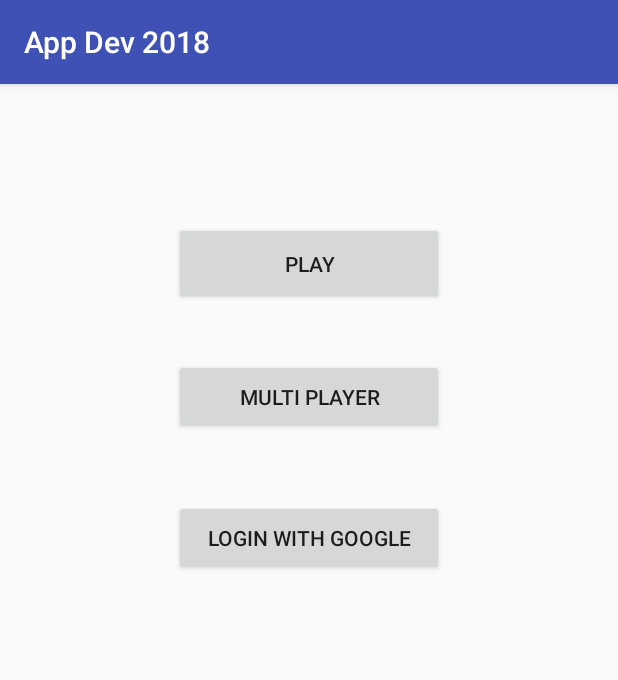
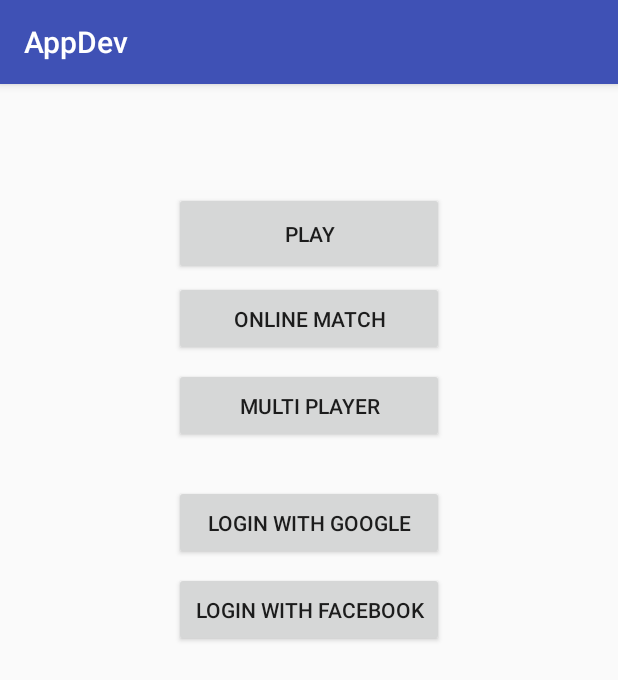
Before and after one commit to arelguatno/AppDev2018, an Android app: the screen it shows after launch (MainActivity), on a phone screen of 412 x 824 dp. Shown: the top 680 px of the screen. Run offline under Robolectric (Android 15) with nearby library versions, the phone set to English and light mode, and no system bars; 1 statement that could not run was skipped.

Commit message:
More activity

```diff
--- a/app/build.gradle
+++ b/app/build.gradle
@@ -22,6 +22,7 @@ dependencies {
     implementation fileTree(dir: 'libs', include: ['*.jar'])
     implementation 'com.android.support:appcompat-v7:26.1.0'
     implementation 'com.android.support.constraint:constraint-layout:1.0.2'
+    implementation 'com.android.support:design:26.1.0'
     testImplementation 'junit:junit:4.12'
     androidTestImplementation 'com.android.support.test:runner:1.0.1'
     androidTestImplementation 'com.android.support.test.espresso:espresso-core:3.0.1'
--- a/app/src/main/java/com/example/appdev/appdev2018/MainActivity.java
+++ /dev/null
@@ -1,87 +0,0 @@
-package com.example.appdev.appdev2018;
-
-import android.content.ComponentName;
-import android.content.Context;
-import android.content.Intent;
-import android.content.ServiceConnection;
-import android.os.Bundle;
-import android.os.IBinder;
-import android.support.v7.app.AppCompatActivity;
-import android.view.Window;
-import android.view.WindowManager;
-
-
-public class MainActivity extends AppCompatActivity {
-    private boolean mIsBound = false;
-    private MusicService mServ;
-    boolean misPlaying = true;
-
-
-    private ServiceConnection Scon = new ServiceConnection() {
-
-        public void onServiceConnected(ComponentName name, IBinder
-                binder) {
-            mServ = ((MusicService.ServiceBinder) binder).getService();
-        }
-
-        public void onServiceDisconnected(ComponentName name) {
-            mServ = null;
-        }
-    };
-
-    void doBindService() {
-        bindService(new Intent(this, MusicService.class),
-                Scon, Context.BIND_AUTO_CREATE);
-        mIsBound = true;
-    }
-
-    void doUnbindService() {
-        if (mIsBound) {
-            unbindService(Scon);
-            mIsBound = false;
-        }
-    }
-
-    @Override
-    protected void onCreate(Bundle savedInstanceState) {
-        super.onCreate(savedInstanceState);
-
-        // Full Screen
-        requestWindowFeature(Window.FEATURE_NO_TITLE);
-        getWindow().setFlags(WindowManager.LayoutParams.FLAG_FULLSCREEN, WindowManager.LayoutParams.FLAG_FULLSCREEN);
-
-        setContentView(R.layout.activity_main);
-
-        // Start Music Service
-        Intent music = new Intent();
-        music.setClass(this, MusicService.class);
-        startService(music);
-        doBindService();
-    }
-
-
-    @Override
-    protected void onStop() {
-        super.onStop();
-        //mServ.stopMusic();
-        doUnbindService();
-    }
-
-    @Override
-    protected void onPause() {
-        super.onPause();
-        if (misPlaying) {
-            mServ.pauseMusic();
-            misPlaying = false;
-        }
-    }
-
-    @Override
-    protected void onResume() {
-        super.onResume();
-        if (!misPlaying) {
-            mServ.resumeMusic();
-            misPlaying = true;
-        }
-    }
-}
--- /dev/null
+++ b/app/src/main/java/com/example/appdev/appdev2018/activities/BaseActivity.java
@@ -0,0 +1,86 @@
+package com.example.appdev.appdev2018.activities;
+
+import android.app.ProgressDialog;
+import android.content.ComponentName;
+import android.content.Context;
+import android.content.Intent;
+import android.content.ServiceConnection;
+import android.os.IBinder;
+import android.support.v7.app.AppCompatActivity;
+import android.view.Window;
+import android.view.WindowManager;
+
+import com.example.appdev.appdev2018.services.MusicService;
+
+/**
+ * Created by aguatno on 3/11/18.
+ */
+
+public class BaseActivity extends AppCompatActivity {
+
+    private boolean mIsBound = false;
+    protected MusicService mServ;
+    boolean misPlaying = true;
+    public ProgressDialog mProgressDialog;
+
+
+    private ServiceConnection Scon = new ServiceConnection() {
+
+        public void onServiceConnected(ComponentName name, IBinder
+                binder) {
+            mServ = ((MusicService.ServiceBinder) binder).getService();
+        }
+
+        public void onServiceDisconnected(ComponentName name) {
+            mServ = null;
+        }
+    };
+
+    void doBindService() {
+        bindService(new Intent(this, MusicService.class),
+                Scon, Context.BIND_AUTO_CREATE);
+        mIsBound = true;
+    }
+
+    void doUnbindService() {
+        if (mIsBound) {
+            unbindService(Scon);
+            mIsBound = false;
+        }
+    }
+
+    protected void setToFullScreen(){
+        requestWindowFeature(Window.FEATURE_NO_TITLE);
+        getWindow().setFlags(WindowManager.LayoutParams.FLAG_FULLSCREEN,
+                WindowManager.LayoutParams.FLAG_FULLSCREEN);
+    }
+
+    public void showProgressDialog(String msg) {
+        if (mProgressDialog == null) {
+            mProgressDialog = new ProgressDialog(this);
+            mProgressDialog.setMessage(msg);
+            mProgressDialog.setIndeterminate(true);
+        }
+
+        mProgressDialog.show();
+    }
+
+    public void hideProgressDialog() {
+        if (mProgressDialog != null && mProgressDialog.isShowing()) {
+            mProgressDialog.dismiss();
+        }
+    }
+
+    @Override
+    public void onStop() {
+        super.onStop();
+        hideProgressDialog();
+    }
+
+    @Override
+    protected void onDestroy() {
+        super.onDestroy();
+        doUnbindService();
+    }
+
+}
--- /dev/null
+++ b/app/src/main/java/com/example/appdev/appdev2018/activities/MainActivity.java
@@ -0,0 +1,53 @@
+package com.example.appdev.appdev2018.activities;
+
+import android.content.Intent;
+import android.os.Bundle;
+import android.view.View;
+
+import com.example.appdev.appdev2018.R;
+import com.example.appdev.appdev2018.services.MusicService;
+
+
+public class MainActivity extends BaseActivity {
+
+    @Override
+    protected void onCreate(Bundle savedInstanceState) {
+        super.onCreate(savedInstanceState);
+        // Full Screen
+        setToFullScreen();
+
+        setContentView(R.layout.activity_main);
+        doBindService();
+
+        // Start Music Service
+        Intent music = new Intent();
+        music.setClass(this, MusicService.class);
+        startService(music);
+
+    }
+
+
+
+    @Override
+    protected void onPause() {
+        super.onPause();
+        if (misPlaying) {
+            mServ.pauseMusic();
+            misPlaying = false;
+        }
+    }
+
+    @Override
+    protected void onResume() {
+        super.onResume();
+        if (!misPlaying) {
+            mServ.resumeMusic();
+            misPlaying = true;
+        }
+    }
+
+    public void play_button(View view){
+        Intent intent = new Intent(this, GenresActivity.class);
+        this.startActivity(intent);
+    }
+}
--- a/app/src/main/res/layout/activity_main.xml
+++ b/app/src/main/res/layout/activity_main.xml
@@ -4,7 +4,7 @@
     xmlns:tools="http://schemas.android.com/tools"
     android:layout_width="match_parent"
     android:layout_height="match_parent"
-    tools:context="com.example.appdev.appdev2018.MainActivity">
+    tools:context="com.example.appdev.appdev2018.activities.MainActivity">
 
 
     <Button
@@ -13,11 +13,11 @@
         android:layout_height="50dp"
         android:layout_marginEnd="8dp"
         android:layout_marginStart="8dp"
-        android:layout_marginTop="36dp"
+        android:layout_marginTop="8dp"
         android:text="Multi Player"
         app:layout_constraintEnd_toEndOf="parent"
         app:layout_constraintStart_toStartOf="parent"
-        app:layout_constraintTop_toBottomOf="@+id/button2" />
+        app:layout_constraintTop_toBottomOf="@+id/button3" />
 
     <Button
         android:id="@+id/button2"
@@ -25,11 +25,12 @@
         android:layout_height="55dp"
         android:layout_marginEnd="8dp"
         android:layout_marginStart="8dp"
-        android:layout_marginTop="92dp"
+        android:layout_marginTop="72dp"
         android:text="Play"
         app:layout_constraintEnd_toEndOf="parent"
         app:layout_constraintStart_toStartOf="parent"
-        app:layout_constraintTop_toTopOf="parent" />
+        app:layout_constraintTop_toTopOf="parent"
+        android:onClick="play_button"/>
 
     <Button
         android:id="@+id/button5"
@@ -37,10 +38,34 @@
         android:layout_height="50dp"
         android:layout_marginEnd="8dp"
         android:layout_marginStart="8dp"
-        android:layout_marginTop="44dp"
+        android:layout_marginTop="28dp"
         android:text="LOGIN WITH GOOGLE"
         app:layout_constraintEnd_toEndOf="parent"
         app:layout_constraintStart_toStartOf="parent"
         app:layout_constraintTop_toBottomOf="@+id/button4" />
 
+    <Button
+        android:id="@+id/button3"
+        android:layout_width="180dp"
+        android:layout_height="50dp"
+        android:layout_marginEnd="8dp"
+        android:layout_marginStart="8dp"
+        android:layout_marginTop="4dp"
+        android:text="Online Match"
+        app:layout_constraintEnd_toEndOf="parent"
+        app:layout_constraintStart_toStartOf="parent"
+        app:layout_constraintTop_toBottomOf="@+id/button2" />
+
+    <Button
+        android:id="@+id/button6"
+        android:layout_width="180dp"
+        android:layout_height="50dp"
+        android:layout_marginEnd="8dp"
+        android:layout_marginStart="8dp"
+        android:layout_marginTop="8dp"
+        android:text="LOGIN WITH FACEBOOK"
+        app:layout_constraintEnd_toEndOf="parent"
+        app:layout_constraintStart_toStartOf="parent"
+        app:layout_constraintTop_toBottomOf="@+id/button5" />
+
 </android.support.constraint.ConstraintLayout>
--- /dev/null
+++ b/app/src/main/res/values/dimens.xml
@@ -0,0 +1,3 @@
+<resources>
+    <dimen name="fab_margin">16dp</dimen>
+</resources>
--- a/app/src/main/res/values/strings.xml
+++ b/app/src/main/res/values/strings.xml
@@ -1,7 +1,10 @@
 <resources>
-    <string name="app_name">App Dev 2018</string>
+    <string name="app_name">AppDev </string>
 
     <string name="facebook_application_id" translatable="false">YOUR_APP_ID</string>
     <string name="facebook_login_protocol_scheme" translatable="false">fbYOUR_APP_ID</string>
 
+    <string name="title_activity_genres">Genre</string>
+    <string name="title_activity_single_player_game">Song</string>
+
 </resources>
--- a/app/src/main/res/values/styles.xml
+++ b/app/src/main/res/values/styles.xml
@@ -13,4 +13,8 @@
         <item name="windowNoTitle">true</item>
     </style>
 
+    <style name="AppTheme.AppBarOverlay" parent="ThemeOverlay.AppCompat.Dark.ActionBar" />
+
+    <style name="AppTheme.PopupOverlay" parent="ThemeOverlay.AppCompat.Light" />
+
 </resources>
```
Also changed, not shown: app/src/main/AndroidManifest.xml (+16 -4 lines), app/src/main/java/com/example/appdev/appdev2018/activities/GenresActivity.java (added, +17 -0 lines), app/src/main/java/com/example/appdev/appdev2018/activities/SinglePlayerGameActivity.java (added, +16 -0 lines), app/src/main/java/com/example/appdev/appdev2018/services/MusicService.java (renamed from app/src/main/java/com/example/appdev/appdev2018/MusicService.java, +7 -5 lines), app/src/main/res/layout/activity_genres.xml (added, +11 -0 lines), app/src/main/res/layout/activity_single_player_game.xml (added, +33 -0 lines), app/src/main/res/layout/content_single_player_game.xml (added, +11 -0 lines), 3 other files.
